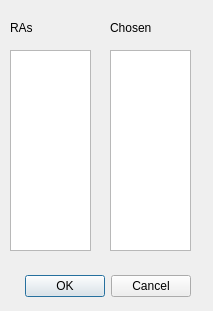
LabNeuroCogDevel/LNCDschedule, file ui/multi_RA.ui: the form before one commit.
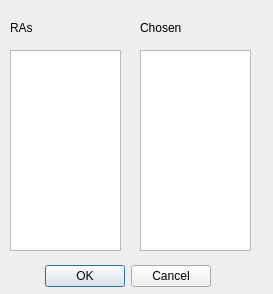
The form after the commit.

Patch:
```diff
--- a/ui/multi_RA.ui
+++ b/ui/multi_RA.ui
@@ -6,8 +6,8 @@
    <rect>
     <x>0</x>
     <y>0</y>
-    <width>213</width>
-    <height>311</height>
+    <width>273</width>
+    <height>294</height>
    </rect>
   </property>
   <property name="windowTitle">
@@ -31,7 +31,7 @@
     <rect>
      <x>10</x>
      <y>50</y>
-     <width>81</width>
+     <width>111</width>
      <height>201</height>
     </rect>
    </property>
@@ -39,7 +39,7 @@
   <widget class="QLabel" name="label_2">
    <property name="geometry">
     <rect>
-     <x>110</x>
+     <x>140</x>
      <y>20</y>
      <width>59</width>
      <height>16</height>
@@ -52,9 +52,9 @@
   <widget class="QListWidget" name="choices">
    <property name="geometry">
     <rect>
-     <x>110</x>
+     <x>140</x>
      <y>50</y>
-     <width>81</width>
+     <width>111</width>
      <height>201</height>
     </rect>
    </property>
@@ -62,8 +62,8 @@
   <widget class="QDialogButtonBox" name="buttonBox">
    <property name="geometry">
     <rect>
-     <x>0</x>
-     <y>270</y>
+     <x>20</x>
+     <y>260</y>
      <width>191</width>
      <height>32</height>
     </rect>
```
